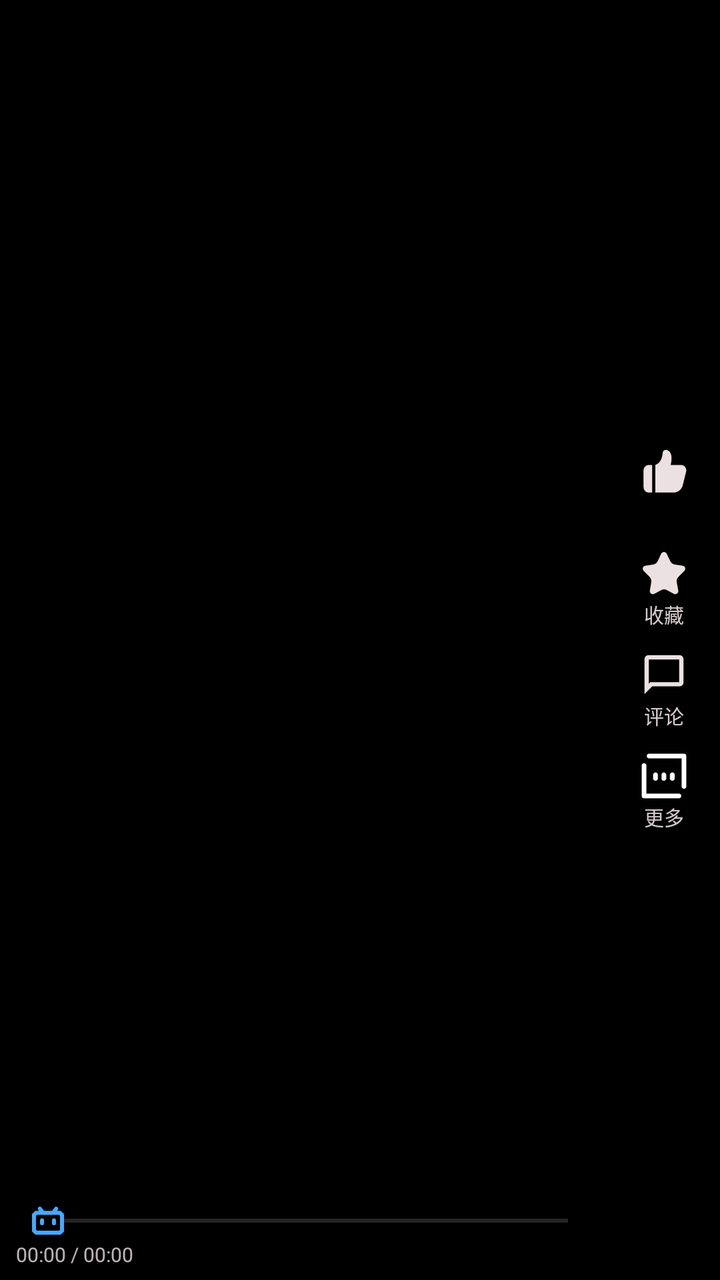
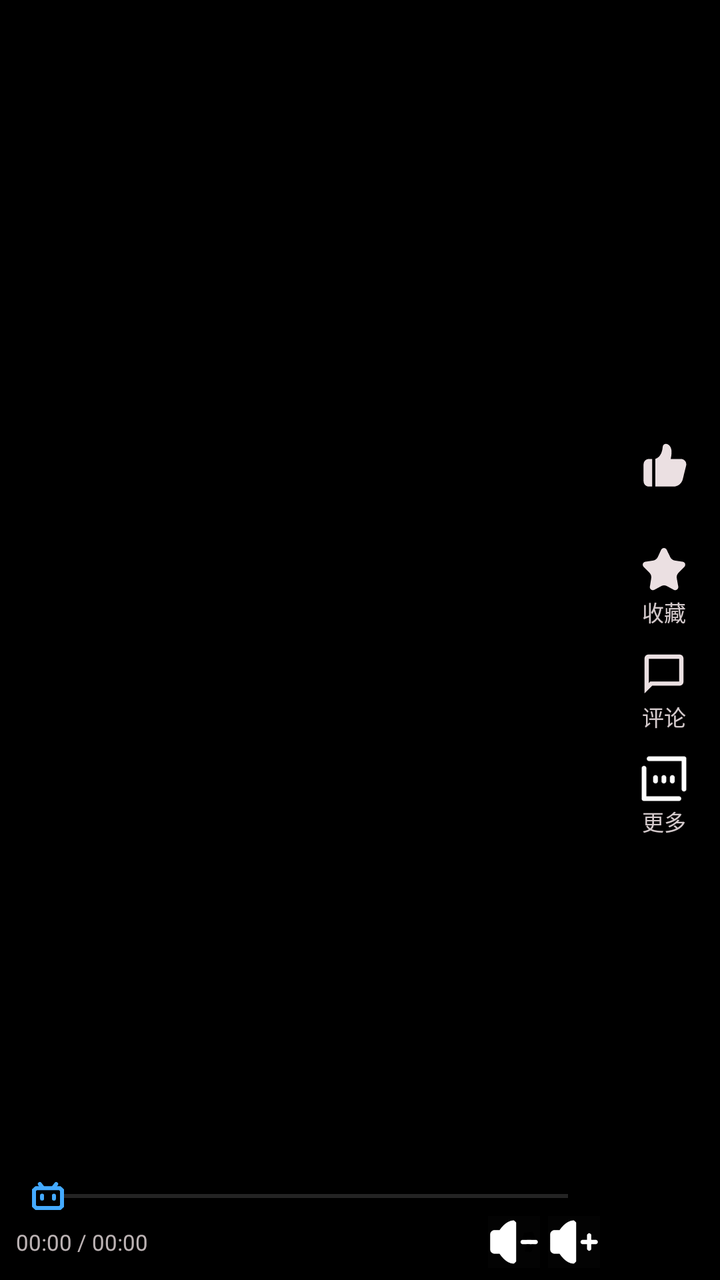

The first picture is an Android layout as it rendered before a commit; the second is the same layout after the commit. The layout source and the unified diff follow.
<!-- AndroidManifest.xml: application theme Theme.BiliClient -->
<!-- res/layout/cell_short_video_page.xml -->
<?xml version="1.0" encoding="utf-8"?>
<RelativeLayout xmlns:android="http://schemas.android.com/apk/res/android"
    android:id="@+id/pageRoot"
    android:layout_width="match_parent"
    android:layout_height="match_parent"
    android:background="@color/bgblack">

    
    <ImageView
        android:id="@+id/coverImage"
        android:layout_width="match_parent"
        android:layout_height="match_parent"
        android:scaleType="fitCenter" />

    <ProgressBar
        android:id="@+id/buffering"
        android:layout_width="36dp"
        android:layout_height="36dp"
        android:layout_centerInParent="true"
        android:indeterminate="true"
        android:visibility="gone" />

    <ImageView
        android:id="@+id/playIcon"
        android:layout_width="56dp"
        android:layout_height="56dp"
        android:layout_centerInParent="true"
        android:alpha="0.75"
        android:src="@drawable/icon_play_16"
        android:visibility="gone" />

    
    <LinearLayout
        android:id="@+id/actionColumn"
        android:layout_width="wrap_content"
        android:layout_height="wrap_content"
        android:layout_alignParentRight="true"
        android:layout_centerVertical="true"
        android:layout_marginEnd="4dp"
        android:gravity="center_horizontal"
        android:orientation="vertical">

        <LinearLayout
            android:id="@+id/actionLike"
            android:layout_width="48dp"
            android:layout_height="wrap_content"
            android:background="?android:attr/selectableItemBackground"
            android:gravity="center"
            android:orientation="vertical"
            android:paddingTop="5dp"
            android:paddingBottom="5dp">

            <ImageView
                android:id="@+id/iconLike"
                android:layout_width="26dp"
                android:layout_height="26dp"
                android:src="@drawable/icon_like_0" />

            <TextView
                android:id="@+id/textLike"
                android:layout_width="wrap_content"
                android:layout_height="wrap_content"
                android:alpha="0.9"
                android:shadowColor="@color/bgblack"
                android:shadowDx="2.0"
                android:shadowRadius="3.0"
                android:textColor="@color/textwhite"
                android:textSize="10sp" />
        </LinearLayout>

        <LinearLayout
            android:id="@+id/actionFav"
            android:layout_width="48dp"
            android:layout_height="wrap_content"
            android:background="?android:attr/selectableItemBackground"
            android:gravity="center"
            android:orientation="vertical"
            android:paddingTop="5dp"
            android:paddingBottom="5dp">

            <ImageView
                android:id="@+id/iconFav"
                android:layout_width="26dp"
                android:layout_height="26dp"
                android:src="@drawable/icon_fav_0" />

            <TextView
                android:id="@+id/textFav"
                android:layout_width="wrap_content"
                android:layout_height="wrap_content"
                android:alpha="0.9"
                android:shadowColor="@color/bgblack"
                android:shadowDx="2.0"
                android:shadowRadius="3.0"
                android:text="收藏"
                android:textColor="@color/textwhite"
                android:textSize="10sp" />
        </LinearLayout>

        <LinearLayout
            android:id="@+id/actionComment"
            android:layout_width="48dp"
            android:layout_height="wrap_content"
            android:background="?android:attr/selectableItemBackground"
            android:gravity="center"
            android:orientation="vertical"
            android:paddingTop="5dp"
            android:paddingBottom="5dp">

            <ImageView
                android:layout_width="26dp"
                android:layout_height="26dp"
                android:src="@drawable/icon_reply" />

            <TextView
                android:id="@+id/textComment"
                android:layout_width="wrap_content"
                android:layout_height="wrap_content"
                android:alpha="0.9"
                android:shadowColor="@color/bgblack"
                android:shadowDx="2.0"
                android:shadowRadius="3.0"
                android:text="评论"
                android:textColor="@color/textwhite"
                android:textSize="10sp" />
        </LinearLayout>

        
        <LinearLayout
            android:id="@+id/actionMore"
            android:layout_width="48dp"
            android:layout_height="wrap_content"
            android:background="?android:attr/selectableItemBackground"
            android:gravity="center"
            android:orientation="vertical"
            android:paddingTop="5dp"
            android:paddingBottom="5dp">

            <ImageView
                android:layout_width="26dp"
                android:layout_height="26dp"
                android:src="@mipmap/morehide" />

            <TextView
                android:layout_width="wrap_content"
                android:layout_height="wrap_content"
                android:alpha="0.9"
                android:shadowColor="@color/bgblack"
                android:shadowDx="2.0"
                android:shadowRadius="3.0"
                android:text="更多"
                android:textColor="@color/textwhite"
                android:textSize="10sp" />
        </LinearLayout>

    </LinearLayout>

    
    <LinearLayout
        android:id="@+id/bottomInfo"
        android:layout_width="match_parent"
        android:layout_height="wrap_content"
        android:layout_alignParentBottom="true"
        android:layout_toStartOf="@+id/actionColumn"
        android:orientation="vertical"
        android:paddingStart="8dp"
        android:paddingEnd="8dp"
        android:paddingTop="4dp"
        android:paddingBottom="6dp">

        <TextView
            android:id="@+id/textAuthor"
            android:layout_width="wrap_content"
            android:layout_height="wrap_content"
            android:shadowColor="@color/bgblack"
            android:shadowDx="2.0"
            android:shadowRadius="3.0"
            android:textColor="@color/textwhite"
            android:textSize="13sp"
            android:textStyle="bold" />

        <TextView
            android:id="@+id/textMeta"
            android:layout_width="wrap_content"
            android:layout_height="wrap_content"
            android:alpha="0.75"
            android:shadowColor="@color/bgblack"
            android:shadowDx="2.0"
            android:shadowRadius="3.0"
            android:textColor="@color/textwhite"
            android:textSize="10sp" />

        <TextView
            android:id="@+id/textTitle"
            android:layout_width="match_parent"
            android:layout_height="wrap_content"
            android:layout_marginTop="1dp"
            android:ellipsize="end"
            android:maxLines="2"
            android:shadowColor="@color/bgblack"
            android:shadowDx="2.0"
            android:shadowRadius="3.0"
            android:textColor="@color/textwhite"
            android:textSize="12sp" />

        <SeekBar
            android:id="@+id/seekBar"
            style="@style/Widget.AppCompat.SeekBar"
            android:layout_width="match_parent"
            android:layout_height="20dp"
            android:layout_marginTop="2dp"
            android:progressTint="@color/bili_pink"
            android:secondaryProgressTint="#88FFFFFF"
            android:thumb="@drawable/player_selector_progress"
            android:thumbOffset="8dp" />

        <TextView
            android:id="@+id/textTime"
            android:layout_width="match_parent"
            android:layout_height="wrap_content"
            android:alpha="0.8"
            android:shadowColor="@color/bgblack"
            android:shadowDx="2.0"
            android:shadowRadius="3.0"
            android:text="00:00 / 00:00"
            android:textColor="@color/textwhite"
            android:textSize="10sp" />

    </LinearLayout>

</RelativeLayout>
<!-- resources referenced by this layout -->
<resources>
  <color name="bgblack">#000000</color>
  <color name="bili_pink">#FE679A</color>
  <color name="textwhite">#ebe0e2</color>
  <!-- drawable icon_play_16 (drawable) -->
  <vector android:height="16dp"
      android:viewportHeight="24"
      android:viewportWidth="24"
      android:width="16dp"
      xmlns:android="http://schemas.android.com/apk/res/android">
      <path
          android:fillColor="#ebe0e2"
          android:pathData="M10,16.5l6,-4.5 -6,-4.5v9zM12,2C6.48,2 2,6.48 2,12s4.48,10 10,10 10,-4.48 10,-10S17.52,2 12,2zM12,20c-4.41,0 -8,-3.59 -8,-8s3.59,-8 8,-8 8,3.59 8,8 -3.59,8 -8,8z" />
  </vector>
  <!-- drawable icon_reply (drawable) -->
  <vector xmlns:android="http://schemas.android.com/apk/res/android"
      android:width="24dp"
      android:height="24dp"
      android:viewportWidth="960"
      android:viewportHeight="960">
      <path
          android:pathData="M120,840v-648q0,-29.7 21.15,-50.85T192,120h576q29.7,0 50.85,21.15T840,192v432q0,29.7 -21.15,50.85T768,696L264,696L120,840ZM226.4,617h534.6v-418L199,199v450.5l34.4,-40.5Z"
          android:fillColor="#ebe0e2" />
  </vector>
  <!-- drawable player_selector_progress (drawable) -->
  <?xml version="1.0" encoding="utf-8"?>
  
  <selector xmlns:android="http://schemas.android.com/apk/res/android">
      <item android:drawable="@drawable/player_tv_white" android:state_pressed="true" />
      <item android:drawable="@drawable/player_tv_white" android:state_focused="true" />
      <item android:drawable="@drawable/player_tv_blue" />
  </selector>
  <color name="pink">#FBFB8787</color>
  <color name="card_border_new">#363636</color>
  <style name="TextViewSytle" parent="Widget.AppCompat.TextView">
          <item name="android:textSize">14sp</item>
          #设置默认字体大小，某些设备的默认字体偏大
      </style>
  <style name="EditTextStyle" parent="Widget.AppCompat.EditText">
          <item name="android:textColorHint">#80ffffff</item>
          <item name="android:textCursorDrawable">@drawable/cursor_drawable</item>
          <item name="android:textColor">@color/textwhite</item>
      </style>
  <style name="SwitchCompatStyle" parent="Widget.AppCompat.CompoundButton.Switch">
          <item name="android:paddingLeft">6dp</item>
          <item name="android:paddingRight">2dp</item>
          <item name="android:background">@drawable/background_edittext_setting</item>
          <item name="android:textColor">@color/textwhite</item>
      </style>
  <style name="RadioButtonStyle" parent="Widget.MaterialComponents.CompoundButton.RadioButton">
          <item name="android:minHeight">10dp</item>
      </style>
  <style name="ListStyle">
          <item name="android:descendantFocusability">afterDescendants</item>
      </style>
  <color name="color_ripple">#78FEFEFE</color>
  <!-- drawable cursor_drawable (drawable) -->
  <?xml version="1.0" encoding="utf-8"?>
  
  <shape xmlns:android="http://schemas.android.com/apk/res/android">
      <solid android:color="#eeFB7299" />
      <size android:width="2dp" />
  </shape>
  <color name="card_bg_new">#4D262626</color>
  <dimen name="card_round_new">10dp</dimen>
  <dimen name="card_stroke_new">0.5dp</dimen>
  <!-- drawable background_edittext_setting (drawable) -->
  <?xml version="1.0" encoding="utf-8"?>
  
  <shape xmlns:android="http://schemas.android.com/apk/res/android">
      <solid android:color="#cc262626" />
      <stroke
          android:width="@dimen/card_stroke"
          android:color="#70707070" />
      <corners android:radius="@dimen/card_round" />
  </shape>
  <dimen name="card_stroke">0dp</dimen>
  <dimen name="card_round">6dp</dimen>
  <!-- unchanged entries left out for length: 9 -->
</resources>

<!-- the commit's change to res/layout/cell_short_video_page.xml (unified diff, before → after) -->
@@ -65,7 +65,7 @@
                 android:shadowDx="2.0"
                 android:shadowRadius="3.0"
                 android:textColor="@color/textwhite"
-                android:textSize="10sp" />
+                android:textSize="11sp" />
         </LinearLayout>
 
         <LinearLayout
@@ -94,7 +94,7 @@
                 android:shadowRadius="3.0"
                 android:text="收藏"
                 android:textColor="@color/textwhite"
-                android:textSize="10sp" />
+                android:textSize="11sp" />
         </LinearLayout>
 
         <LinearLayout
@@ -122,7 +122,7 @@
                 android:shadowRadius="3.0"
                 android:text="评论"
                 android:textColor="@color/textwhite"
-                android:textSize="10sp" />
+                android:textSize="11sp" />
         </LinearLayout>
 
         
@@ -150,7 +150,7 @@
                 android:shadowRadius="3.0"
                 android:text="更多"
                 android:textColor="@color/textwhite"
-                android:textSize="10sp" />
+                android:textSize="11sp" />
         </LinearLayout>
 
     </LinearLayout>
@@ -188,7 +188,7 @@
             android:shadowDx="2.0"
             android:shadowRadius="3.0"
             android:textColor="@color/textwhite"
-            android:textSize="10sp" />
+            android:textSize="11sp" />
 
         <TextView
             android:id="@+id/textTitle"
@@ -214,17 +214,47 @@
             android:thumb="@drawable/player_selector_progress"
             android:thumbOffset="8dp" />
 
-        <TextView
-            android:id="@+id/textTime"
+        
+        <LinearLayout
             android:layout_width="match_parent"
             android:layout_height="wrap_content"
-            android:alpha="0.8"
-            android:shadowColor="@color/bgblack"
-            android:shadowDx="2.0"
-            android:shadowRadius="3.0"
-            android:text="00:00 / 00:00"
-            android:textColor="@color/textwhite"
-            android:textSize="10sp" />
+            android:gravity="center_vertical"
+            android:orientation="horizontal">
+
+            <TextView
+                android:id="@+id/textTime"
+                android:layout_width="0dp"
+                android:layout_height="wrap_content"
+                android:layout_weight="1"
+                android:alpha="0.8"
+                android:shadowColor="@color/bgblack"
+                android:shadowDx="2.0"
+                android:shadowRadius="3.0"
+                android:text="00:00 / 00:00"
+                android:textColor="@color/textwhite"
+                android:textSize="11sp" />
+
+            <ImageButton
+                android:id="@+id/volDown"
+                android:layout_width="26dp"
+                android:layout_height="26dp"
+                android:adjustViewBounds="true"
+                android:background="?android:attr/selectableItemBackgroundBorderless"
+                android:contentDescription="音量减"
+                android:scaleType="fitCenter"
+                android:src="@mipmap/soundcut" />
+
+            <ImageButton
+                android:id="@+id/volUp"
+                android:layout_width="26dp"
+                android:layout_height="26dp"
+                android:layout_marginStart="4dp"
+                android:adjustViewBounds="true"
+                android:background="?android:attr/selectableItemBackgroundBorderless"
+                android:contentDescription="音量加"
+                android:scaleType="fitCenter"
+                android:src="@mipmap/soundadd" />
+        </LinearLayout>
 
     </LinearLayout>
 
<!-- resource entries referenced after the edit -->
@@ -31,6 +31,8 @@
       <item android:drawable="@drawable/player_tv_white" android:state_focused="true" />
       <item android:drawable="@drawable/player_tv_blue" />
   </selector>
+  <!-- mipmap soundadd: png bitmap (mipmap-nodpi, 2618 bytes) -->
+  <!-- mipmap soundcut: png bitmap (mipmap-nodpi, 2744 bytes) -->
   <color name="pink">#FBFB8787</color>
   <color name="card_border_new">#363636</color>
   <style name="TextViewSytle" parent="Widget.AppCompat.TextView">
